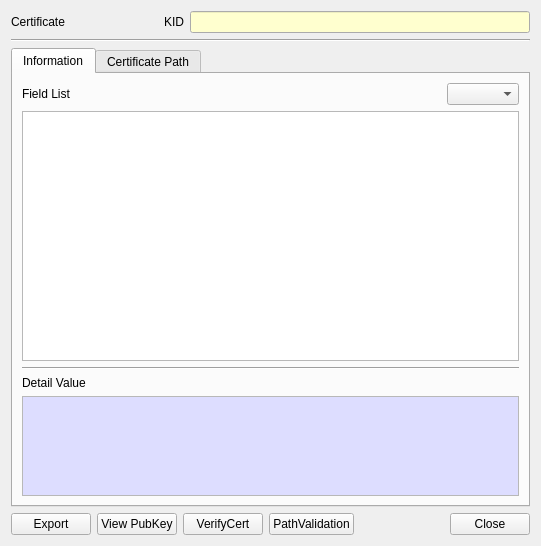
The window that CertMan/cert_info_dlg.ui (jykim74/CertMan) describes before a commit, drawn with Qt 5.
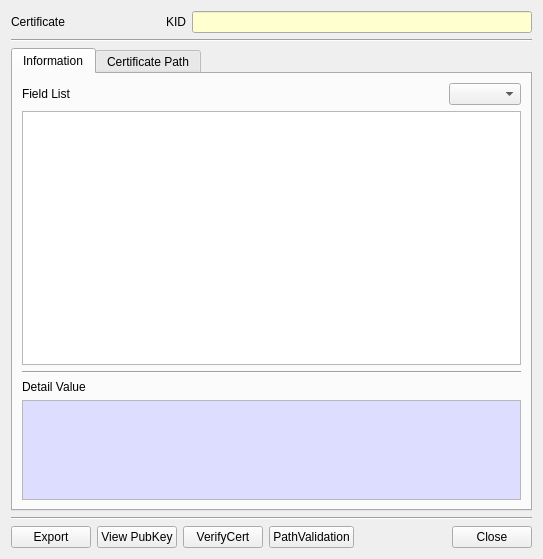
The same window after the commit. The open tabs and pages were chosen to show the change.

Patch:
```diff
--- a/CertMan/cert_info_dlg.ui
+++ b/CertMan/cert_info_dlg.ui
@@ -6,8 +6,8 @@
    <rect>
     <x>0</x>
     <y>0</y>
-    <width>541</width>
-    <height>546</height>
+    <width>543</width>
+    <height>559</height>
    </rect>
   </property>
   <property name="windowTitle">
@@ -339,6 +339,13 @@
      </widget>
     </widget>
    </item>
+   <item>
+    <widget class="Line" name="line_4">
+     <property name="orientation">
+      <enum>Qt::Horizontal</enum>
+     </property>
+    </widget>
+   </item>
    <item>
     <layout class="QGridLayout" name="gridLayout">
      <property name="topMargin">
```
Left out of the diff: 2 changed lines with no effect on the pictures.
